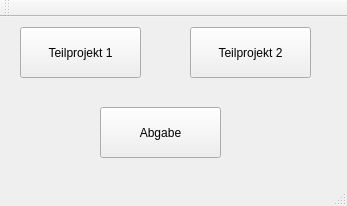
Old version of the form mainwindow.ui in the repository FabianNiehaus/CG_2018_Project01.
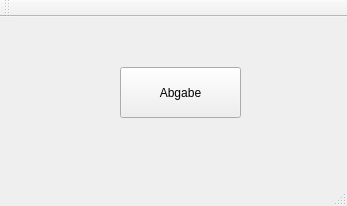
New version of the form.

```diff
--- a/mainwindow.ui
+++ b/mainwindow.ui
@@ -17,37 +17,11 @@
    <bool>false</bool>
   </property>
   <widget class="QWidget" name="centralWidget">
-   <widget class="QPushButton" name="pushButton">
-    <property name="geometry">
-     <rect>
-      <x>20</x>
-      <y>10</y>
-      <width>121</width>
-      <height>51</height>
-     </rect>
-    </property>
-    <property name="text">
-     <string>Teilprojekt 1</string>
-    </property>
-   </widget>
-   <widget class="QPushButton" name="pushButton_2">
-    <property name="geometry">
-     <rect>
-      <x>190</x>
-      <y>10</y>
-      <width>121</width>
-      <height>51</height>
-     </rect>
-    </property>
-    <property name="text">
-     <string>Teilprojekt 2</string>
-    </property>
-   </widget>
    <widget class="QPushButton" name="pushButton_3">
     <property name="geometry">
      <rect>
-      <x>100</x>
-      <y>90</y>
+      <x>120</x>
+      <y>50</y>
       <width>121</width>
       <height>51</height>
      </rect>
```
Left out of the diff: 2 changed lines with no effect on the pictures.
